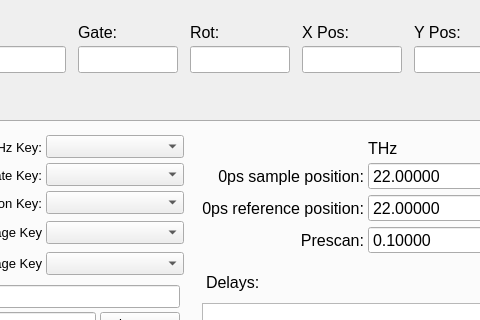
Before: the Qt Designer form scansV4p0.ui in warshauer/Pulsesearch, drawn with Qt 5; both pictures show x 427 to 907 and y 0 to 320 of the 1235 by 848 pixel window.
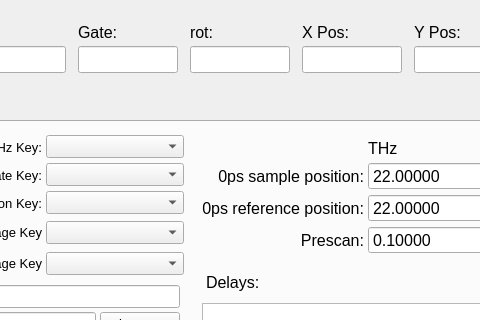
After: the same form once the commit is applied.

Diff of the .ui file:
```diff
--- a/scansV4p0.ui
+++ b/scansV4p0.ui
@@ -220,7 +220,7 @@
             </font>
            </property>
            <property name="text">
-            <string>Rot:</string>
+            <string>rot:</string>
            </property>
           </widget>
          </item>
```
